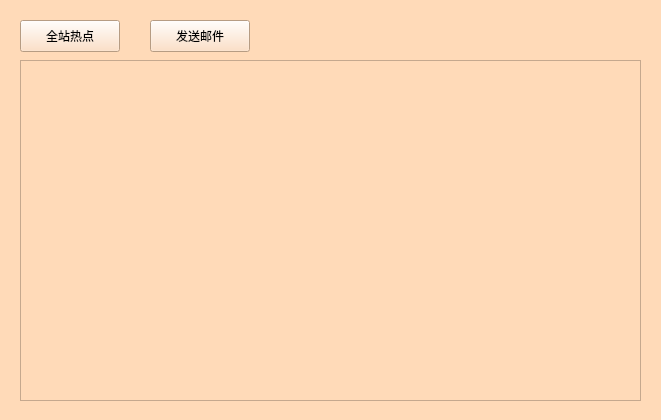
Old version of the form Helper/bbs.ui in the repository champion-chenpeng/CuteSunny.
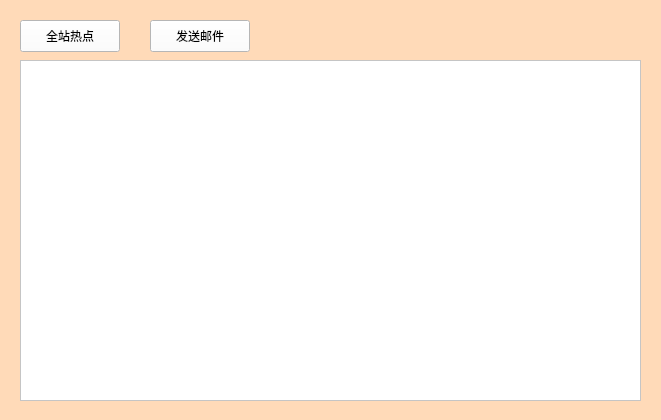
New version of the form.

```diff
--- a/Helper/bbs.ui
+++ b/Helper/bbs.ui
@@ -28,6 +28,12 @@
      <height>32</height>
     </rect>
    </property>
+   <property name="styleSheet">
+    <string notr="true">QPushButton
+{
+background: white;
+}</string>
+   </property>
    <property name="text">
     <string>全站热点</string>
    </property>
@@ -41,6 +47,12 @@
      <height>341</height>
     </rect>
    </property>
+   <property name="styleSheet">
+    <string notr="true">QTextBrowser
+{
+background: rgb(255, 255, 255);
+}</string>
+   </property>
   </widget>
   <widget class="QPushButton" name="emailBtn">
    <property name="geometry">
@@ -51,6 +63,12 @@
      <height>32</height>
     </rect>
    </property>
+   <property name="styleSheet">
+    <string notr="true">QPushButton
+{
+background: white;
+}</string>
+   </property>
    <property name="text">
     <string>发送邮件</string>
    </property>
```
